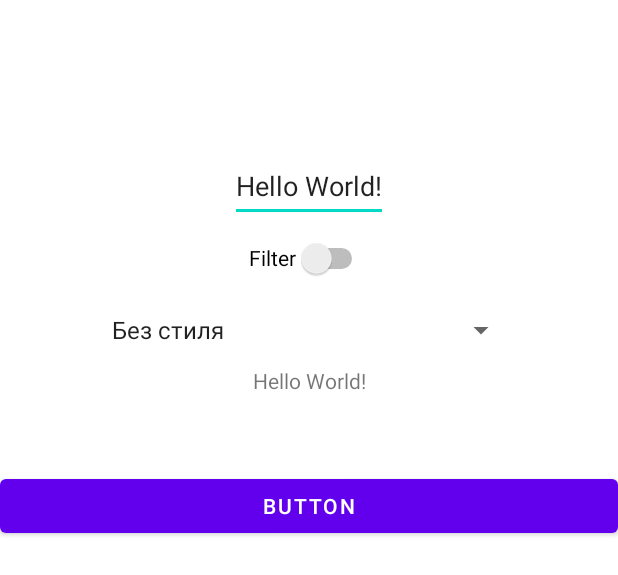
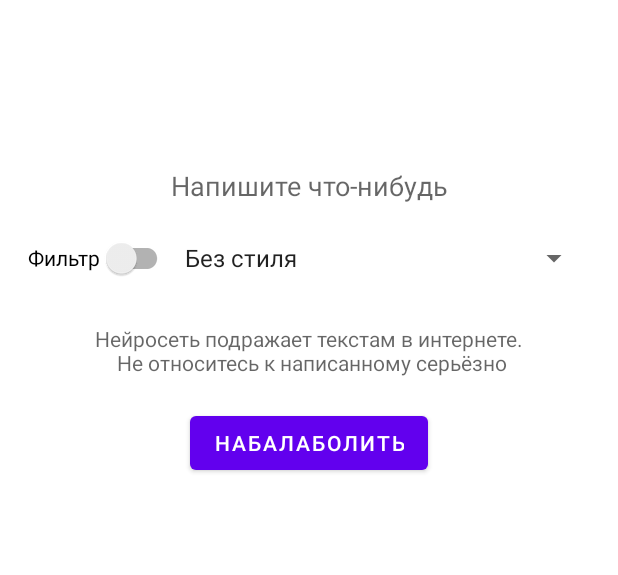
Before and after one commit to CrazyEden/Balaboba, an Android app: the layout fragment_main.xml on its own in the app's theme, with its tools: preview values and no code run, on a phone screen of 412 x 824 dp. Shown: the top 575 px of the screen. Run offline under Robolectric (Android 15) with nearby library versions, the phone set to English and light mode, and no system bars.

Commit message:
StyleInfoAdapter.kt

```diff
--- a/app/src/main/java/com/example/balaboba/MainViewModel.kt
+++ b/app/src/main/java/com/example/balaboba/MainViewModel.kt
@@ -20,12 +20,8 @@ class MainViewModel @Inject constructor(
         val res = rep.load(BalabobaRequest(
             query = query,
             intro = intro,
-            filter = filter
-        ))
+            filter = filter))
 
-        println("CODE = ${res.code()}")
-        println("CODE = ${res.errorBody()}")
-        println("CODE = $res")
         _liveString.postValue(res.body()?.text)
     }
 }
--- /dev/null
+++ b/app/src/main/java/com/example/balaboba/data/model/Style.kt
@@ -0,0 +1,6 @@
+package com.example.balaboba.data.model
+
+data class Style(
+    val styleName:String,
+    val styleInfo:String
+)
--- a/app/src/main/java/com/example/balaboba/data/network/RetrofitInstance.kt
+++ b/app/src/main/java/com/example/balaboba/data/network/RetrofitInstance.kt
@@ -6,10 +6,13 @@ import retrofit2.converter.gson.GsonConverterFactory
 object RetrofitInstance {
     private val retrofit by lazy {
         Retrofit.Builder()
-            .baseUrl("https://zeapi.yandex.net/lab/api/")
+            .baseUrl("https://yandex.ru/lab/api/")
             .addConverterFactory(GsonConverterFactory.create())
             .build()
     }
+//    .baseUrl(https://yandex.ru/lab/api/)
+//    .baseUrl("https://zeapi.yandex.net/lab/api/")
+
     val api: ApiInterface by lazy {
         retrofit.create(ApiInterface::class.java)
     }
--- a/app/src/main/res/layout/fragment_main.xml
+++ b/app/src/main/res/layout/fragment_main.xml
@@ -8,20 +8,31 @@
     tools:context=".MainFragment">
 
     <EditText
+        android:importantForAutofill="no"
+        android:background="@null"
         android:id="@+id/inputText"
-        android:layout_width="wrap_content"
+        android:layout_width="match_parent"
         android:layout_height="wrap_content"
         android:layout_marginTop="100dp"
+        android:gravity="center"
+        android:hint="@string/main_text_input_hint"
         android:minHeight="48dp"
-        android:text="vs code"
-        tools:text="Hello World!" />
+        android:inputType="text"/>
 
-    <Switch
+    <LinearLayout
+        android:layout_width="match_parent"
+        android:layout_height="wrap_content"
+        android:layout_gravity="center"
+        android:foregroundGravity="center"
+        android:gravity="center"
+        android:orientation="horizontal">
+
+        <androidx.appcompat.widget.SwitchCompat
             android:id="@+id/switch1"
             android:layout_width="wrap_content"
             android:layout_height="wrap_content"
             android:minHeight="48dp"
-        android:text="Filter" />
+            android:text="@string/Filter" />
 
         <Spinner
             android:id="@+id/spinner"
@@ -29,20 +40,30 @@
             android:layout_height="wrap_content"
             android:entries="@array/spinnerItems"
             android:minHeight="48dp" />
+    </LinearLayout>
+
+    <ProgressBar
+        android:id="@+id/progressBar"
+        style="?android:attr/progressBarStyle"
+        android:layout_width="match_parent"
+        android:layout_height="wrap_content"
+        android:visibility="gone" />
 
     <TextView
         android:id="@+id/txt"
         android:layout_width="match_parent"
         android:layout_height="wrap_content"
         android:layout_marginStart="20dp"
+        android:layout_marginTop="20dp"
         android:layout_marginEnd="20dp"
-        android:layout_marginBottom="50dp"
+        android:layout_marginBottom="20dp"
         android:gravity="center"
-        android:text="Hello World!" />
+        android:hint="@string/main_text_output_hint" />
 
     <Button
         android:id="@+id/button"
-        android:layout_width="match_parent"
+        android:layout_width="wrap_content"
         android:layout_height="wrap_content"
-        android:text="Button" />
+        android:foregroundGravity="bottom"
+        android:text="@string/balabob_it" />
 </LinearLayout>
--- a/app/src/main/res/values/spinnerItems.xml
+++ b/app/src/main/res/values/spinnerItems.xml
@@ -1,12 +1,13 @@
 <?xml version="1.0" encoding="utf-8"?>
+
 <resources>
     <string-array name="spinnerItems">
-        <item> Без стиля</item>
-        <item> Инструкция по применению</item>
-        <item> Рецепты</item>
-        <item> Народные мудрости</item>
-        <item> Короткие истории</item>
-        <item> Короче, Википедия</item>
-        <item> Синопсисы фильмов</item>
+        <item> @string/first_style</item>
+        <item> @string/second_style</item>
+        <item> @string/third_style</item>
+        <item> @string/fourth_style</item>
+        <item> @string/fifth_style</item>
+        <item> @string/sixth_style</item>
+        <item> @string/seventh_style</item>
     </string-array>
 </resources>
--- a/app/src/main/res/values/strings.xml
+++ b/app/src/main/res/values/strings.xml
@@ -1,5 +1,36 @@
+
 <resources>
     <string name="app_name">Balaboba</string>
-    <!-- TODO: Remove or change this placeholder text -->
-    <string name="hello_blank_fragment">Hello blank fragment</string>
+
+    <string name="first_style">  Без стиля</string>
+    <string name="second_style"> Короткие истории</string>
+    <string name="third_style"> Короче, Википедия</string>
+    <string name="fourth_style"> Синопсисы фильмов</string>
+    <string name="fifth_style"> Народные мудрости</string>
+    <string name="sixth_style"> Инструкция по применению</string>
+    <string name="seventh_style"> Рецепты</string>
+
+    <string name="first_style_info">Напишите что-нибудь и получите продолжение от Балабобы</string>
+    <string name="second_style_info">Перечислите несколько предметов, а Балабоба придумает, как их использовать</string>
+    <string name="third_style_info">Перечислите съедобные ингредиенты, а Балабоба придумает рецепт с ними</string>
+    <string name="fourth_style_info">Начните писать историю, а Балабобы продолжит — иногда страшно, но чаще смешно</string>
+    <string name="fifth_style_info">Напишите какое-нибудь слово, а Балабоба даст этому определение</string>
+    <string name="sixth_style_info">Напишите название фильма (существующего или нет), а Балабоба расскажет вам, о чем он</string>
+    <string name="seventh_style_info">Напишите что-нибудь и получите народную мудрость</string>
+
+
+
+
+    <string name="menu_about_style_title">О стилях</string>
+    <string name="menu_database_title">История</string>
+
+    <string name="input_text_is_empty">Но вы же ничего не написали</string>
+    <string name="balabob_it">Набалаболить</string>
+    <string name="main_text_output_hint">Нейросеть подражает текстам в интернете.\n Не относитесь к написанному серьёзно</string>
+    <string name="Filter">Фильтр</string>
+    <string name="main_text_input_hint">Напишите что-нибудь</string>
+    <string name="menu_dark_theme">Темная тема</string>
+    <string name="menu_filter_title">О фильтре</string>
+
+
 </resources>
```
Also changed, not shown: app/src/main/java/com/example/balaboba/MainFragment.kt (+34 -53 lines), app/src/main/java/com/example/balaboba/StylesInfoFragment.kt (added, +45 -0 lines), app/src/main/java/com/example/balaboba/adapters/StyleInfoAdapter.kt (added, +33 -0 lines), app/src/main/res/layout/fragment_styles_info.xml (added, +15 -0 lines), app/src/main/res/layout/item_style.xml (added, +28 -0 lines), app/src/main/res/layout/switch_item.xml (added, +11 -0 lines), app/src/main/res/menu/toolbar_menu.xml (added, +29 -0 lines), app/src/main/res/values/styles_info.xml (deleted, +0 -10 lines). Lines whose indentation alone changed are shown as unchanged.
